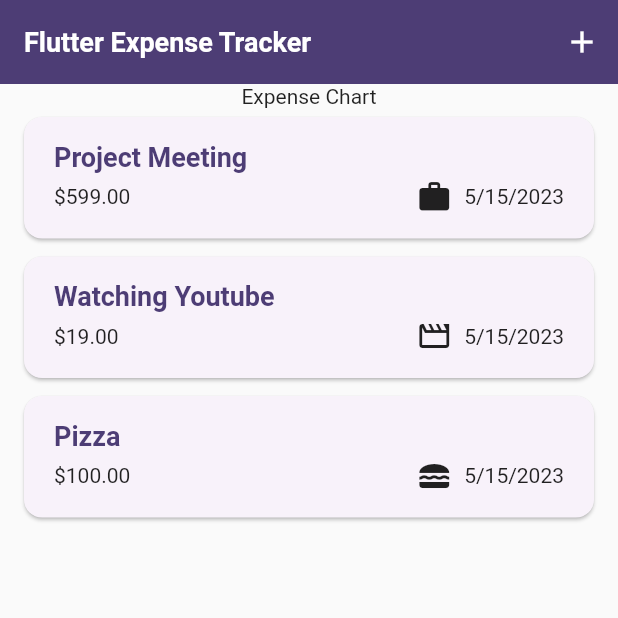
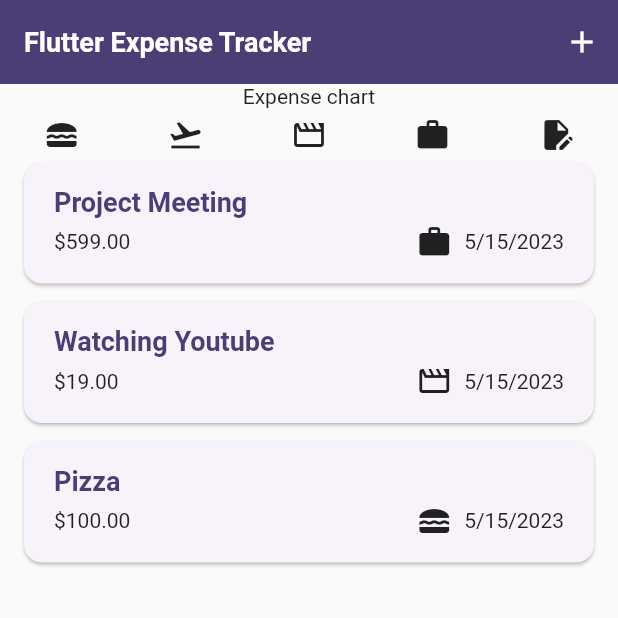
Before and after one commit to TeniG/Flutter_Expense_Tracker_App, a Flutter app: the screen it shows after launch, on a phone screen of 412 x 824 dp, the top half of it. Run offline on Flutter 3.47's test engine with Material 2 defaults, Android fonts, the phone set to English and light mode, and no system bars.

Commit message:
- Chart_Section and Chart_bar widget just created with only Text and Icon widget for Chart section. - ExpenseBucket class created. - Rendered Category Icon for the Chart Section.

```diff
--- /dev/null
+++ b/lib/widgets/chart/chart_section.dart
@@ -0,0 +1,29 @@
+import 'package:flutter/material.dart';
+import 'package:flutter_expense_tracker_app/models/expense.dart';
+import 'package:flutter_expense_tracker_app/widgets/chart/chat_bar.dart';
+
+class ChartSection extends StatelessWidget {
+  const ChartSection({super.key, required this.expenseList});
+
+  final List<Expense> expenseList;
+
+  @override
+  Widget build(BuildContext context) {
+    return Column(
+      children: [
+        const ChatBar(),
+        const SizedBox(height: 6,),
+        Row(
+          children: Category.values
+              .map((category) => Expanded(
+                child: Padding(
+                  padding: const EdgeInsets.symmetric(horizontal: 4),
+                  child: Icon(categoryIcons[category]),
+                ),
+              ))
+              .toList(),
+        )
+      ],
+    );
+  }
+}
--- /dev/null
+++ b/lib/widgets/chart/chat_bar.dart
@@ -0,0 +1,10 @@
+import 'package:flutter/material.dart';
+
+class ChatBar extends StatelessWidget {
+  const ChatBar({super.key});
+
+  @override
+  Widget build(BuildContext context) {
+    return const Text("Expense chart");
+  }
+}
--- a/lib/widgets/expenses_screen.dart
+++ b/lib/widgets/expenses_screen.dart
@@ -1,5 +1,6 @@
 import 'package:flutter/material.dart';
 import 'package:flutter_expense_tracker_app/models/expense.dart';
+import 'package:flutter_expense_tracker_app/widgets/chart/chart_section.dart';
 import 'package:flutter_expense_tracker_app/widgets/expense_modal.dart';
 import 'package:flutter_expense_tracker_app/widgets/expenses_list/expense_list.dart';
 
@@ -94,7 +95,7 @@ class _ExpensesState extends State<Expenses> {
       ),
       body: Column(
         children: [
-          const Text("Expense Chart"),
+          ChartSection(expenseList: _registeredExpenses),
           mainWidget,
         ],
       ),
```
Also changed, not shown: lib/models/expense.dart (+24 -9 lines).
